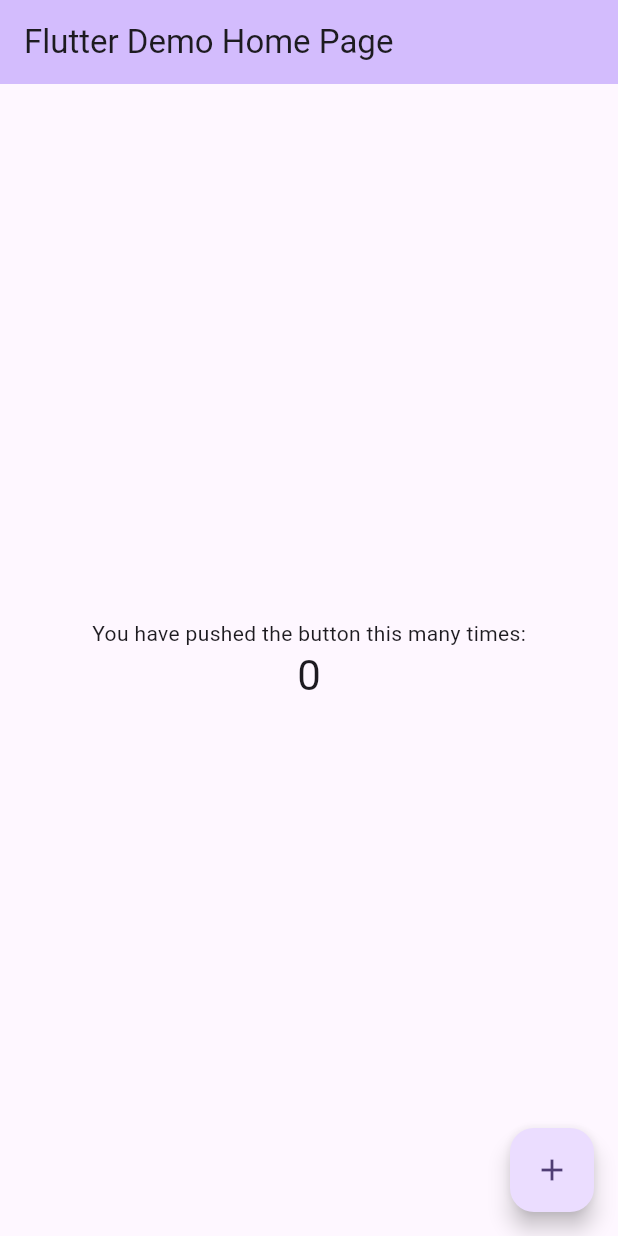
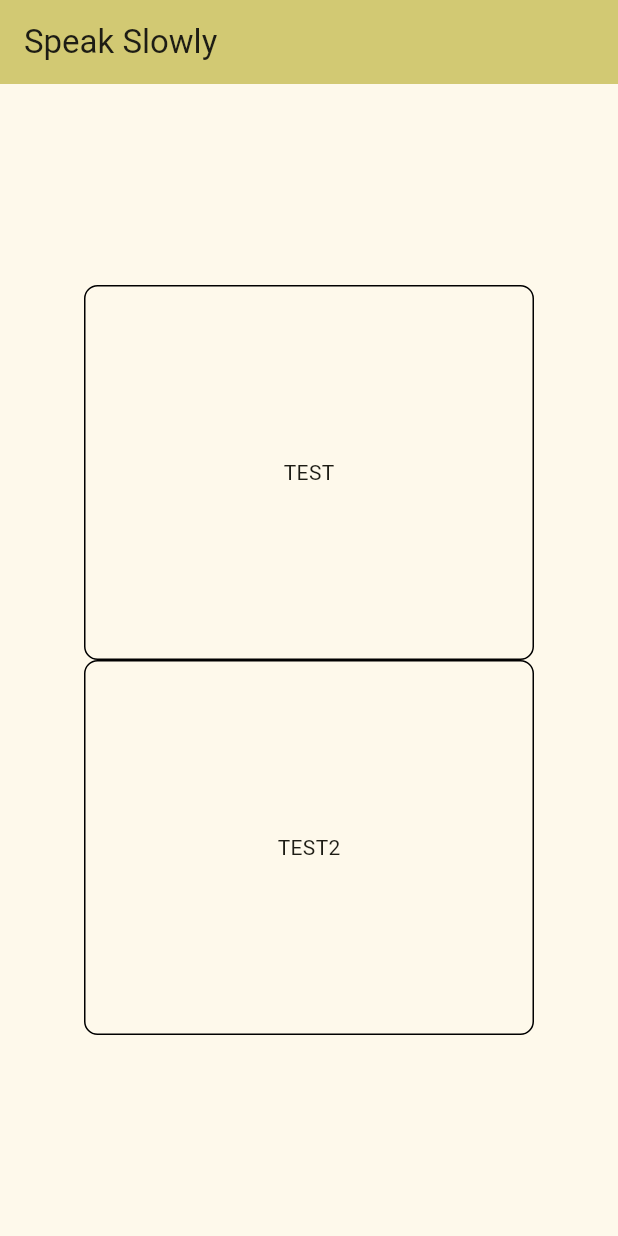
Before and after one commit to ProgrammingCarrot/Speak_Slowly_2, a Flutter app: the screen it shows after launch, on a phone screen of 412 x 824 dp. Run offline on Flutter 3.47's test engine with Material 3 defaults, Android fonts, the phone set to English and light mode, and no system bars.

Commit message:
add information

```diff
--- /dev/null
+++ b/lib/informationPage.dart
@@ -0,0 +1,29 @@
+import 'package:flutter/material.dart';
+
+class infocard extends StatefulWidget
+{
+  const infocard({super.key,required this.hint});
+  final String hint;
+
+  @override
+  State<infocard> createState() => _infocard();
+}
+
+class _infocard extends State<infocard>
+{
+  @override
+  Widget build(BuildContext context)
+  {
+    return Container(
+      alignment: Alignment.center,
+      width: 300,
+      height: 250,
+      padding: EdgeInsets.fromLTRB(16, 8, 16, 8),
+      decoration: BoxDecoration(
+        border: Border.all(),
+        borderRadius: BorderRadius.circular(9),
+      ),
+      child:Text(widget.hint),
+    );
+  }
+}
--- a/lib/main.dart
+++ b/lib/main.dart
@@ -1,4 +1,5 @@
 import 'package:flutter/material.dart';
+import 'informationPage.dart';
 
 void main() {
   runApp(const MyApp());
@@ -11,7 +12,7 @@ class MyApp extends StatelessWidget {
   @override
   Widget build(BuildContext context) {
     return MaterialApp(
-      title: 'Flutter Demo',
+      title: 'Speak Slowly',
       theme: ThemeData(
         // This is the theme of your application.
         //
@@ -28,9 +29,9 @@ class MyApp extends StatelessWidget {
         //
         // This works for code too, not just values: Most code changes can be
         // tested with just a hot reload.
-        colorScheme: ColorScheme.fromSeed(seedColor: Colors.deepPurple),
+        colorScheme: ColorScheme.fromSeed(seedColor: const Color.fromARGB(237, 235, 221, 34)),
       ),
-      home: const MyHomePage(title: 'Flutter Demo Home Page'),
+      home: const MyHomePage(title: 'Speak Slowly'),
     );
   }
 }
@@ -54,19 +55,6 @@ class MyHomePage extends StatefulWidget {
 }
 
 class _MyHomePageState extends State<MyHomePage> {
-  int _counter = 0;
-
-  void _incrementCounter() {
-    setState(() {
-      // This call to setState tells the Flutter framework that something has
-      // changed in this State, which causes it to rerun the build method below
-      // so that the display can reflect the updated values. If we changed
-      // _counter without calling setState(), then the build method would not be
-      // called again, and so nothing would appear to happen.
-      _counter++;
-    });
-  }
-
   @override
   Widget build(BuildContext context) {
     // This method is rerun every time setState is called, for instance as done
@@ -103,20 +91,13 @@ class _MyHomePageState extends State<MyHomePage> {
           // action in the IDE, or press "p" in the console), to see the
           // wireframe for each widget.
           mainAxisAlignment: MainAxisAlignment.center,
-          children: <Widget>[
-            const Text('You have pushed the button this many times:'),
-            Text(
-              '$_counter',
-              style: Theme.of(context).textTheme.headlineMedium,
-            ),
+          children:
+          [
+            infocard(hint:'TEST'),
+            infocard(hint:'TEST2'),
           ],
         ),
       ),
-      floatingActionButton: FloatingActionButton(
-        onPressed: _incrementCounter,
-        tooltip: 'Increment',
-        child: const Icon(Icons.add),
-      ), // This trailing comma makes auto-formatting nicer for build methods.
     );
   }
 }
```
Also changed, not shown: lib/texts.dart (added).
